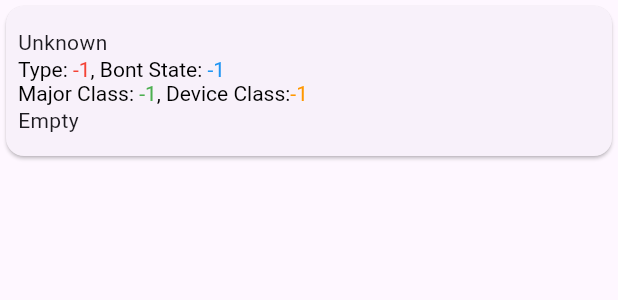
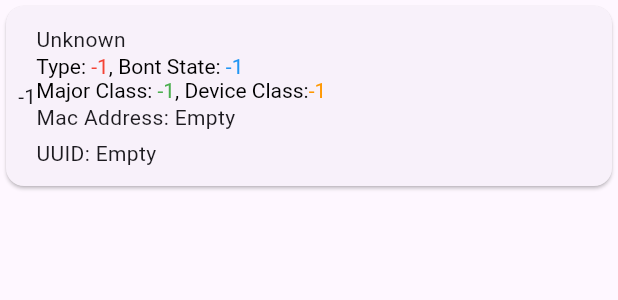
Before and after one commit to Leonamin/ble_test1, a Flutter app: the BleItemCard widget shown alone on an empty page, opened directly with empty values, on a phone screen of 412 x 824 dp. Shown: the top 300 px of the screen. Run offline on Flutter 3.47's test engine with Material 2 defaults, Android fonts, the light colour scheme and no system bars.

Commit message:
# ADD - BLE major, minor 값 얻어오기

```diff
--- a/lib/data/ble_device_data.dart
+++ b/lib/data/ble_device_data.dart
@@ -4,18 +4,22 @@ part 'ble_device_data.g.dart';
 
 @JsonSerializable()
 class BleDeviceData {
-  @JsonKey(name: 'name')
+  @JsonKey(name: 'name', defaultValue: 'Unknown')
   String name;
-  @JsonKey(name: 'macAddr')
+  @JsonKey(name: 'macAddr', defaultValue: 'Empty')
   String macAddr;
-  @JsonKey(name: 'type')
+  @JsonKey(name: 'type', defaultValue: -1)
   int type;
-  @JsonKey(name: 'bondState')
+  @JsonKey(name: 'bondState', defaultValue: -1)
   int bondState;
-  @JsonKey(name: 'majorClass')
+  @JsonKey(name: 'majorClass', defaultValue: -1)
   int majorCalss;
-  @JsonKey(name: 'deviceClass')
-  int deviceClass;
+  @JsonKey(name: 'deviceClass', defaultValue: -1)
+  int minorClass;
+  @JsonKey(name: 'uuid', defaultValue: 'Empty')
+  String uuid;
+  @JsonKey(name: 'rssi', defaultValue: -1)
+  int rssi;
 
   BleDeviceData({
     this.name = 'Unknown',
@@ -23,7 +27,9 @@ class BleDeviceData {
     this.type = -1,
     this.bondState = -1,
     this.majorCalss = -1,
-    this.deviceClass = -1,
+    this.minorClass = -1,
+    this.uuid = 'Empty',
+    this.rssi = -1,
   });
 
   factory BleDeviceData.fromJson(Map<String, dynamic> json) =>
--- a/lib/view/ble_item_card.dart
+++ b/lib/view/ble_item_card.dart
@@ -8,11 +8,14 @@ class BleItemCard extends StatelessWidget {
   Widget build(BuildContext context) {
     return Card(
       child: ConstrainedBox(
-        // constraints: BoxConstraints(minHeight: 40, maxHeight: 100),
-        constraints: BoxConstraints.loose(const Size.fromHeight(100)),
-
+        constraints: BoxConstraints.loose(const Size.fromHeight(120)),
         child: Padding(
           padding: const EdgeInsets.all(8.0),
+          child: Row(
+            crossAxisAlignment: CrossAxisAlignment.center,
+            children: [
+              Text(bleDeviceData.rssi.toString()),
+              Expanded(
                 child: Column(
                   crossAxisAlignment: CrossAxisAlignment.start,
                   mainAxisAlignment: MainAxisAlignment.center,
@@ -37,7 +40,8 @@ class BleItemCard extends StatelessWidget {
                                   text: bleDeviceData.bondState.toString(),
                                   style: const TextStyle(color: Colors.blue)),
                               const TextSpan(
-                            text: '\n', style: TextStyle(color: Colors.black)),
+                                  text: '\n',
+                                  style: TextStyle(color: Colors.black)),
                               const TextSpan(
                                   text: 'Major Class: ',
                                   style: TextStyle(color: Colors.black)),
@@ -48,14 +52,19 @@ class BleItemCard extends StatelessWidget {
                                   text: ', Device Class:',
                                   style: TextStyle(color: Colors.black)),
                               TextSpan(
-                            text: bleDeviceData.deviceClass.toString(),
+                                  text: bleDeviceData.minorClass.toString(),
                                   style: const TextStyle(color: Colors.orange)),
                             ],
                           ),
                         ),
                       ],
                     ),
-              Text(bleDeviceData.macAddr),
+                    Text('Mac Address: ${bleDeviceData.macAddr}'),
+                    const SizedBox(height: 4),
+                    Text('UUID: ${bleDeviceData.uuid}'),
+                  ],
+                ),
+              ),
             ],
           ),
         ),
```
Also changed, not shown: lib/home_page.dart (+27 -18 lines), lib/data/ble_device_data.g.dart, 2 other files. Lines whose indentation alone changed are shown as unchanged.
